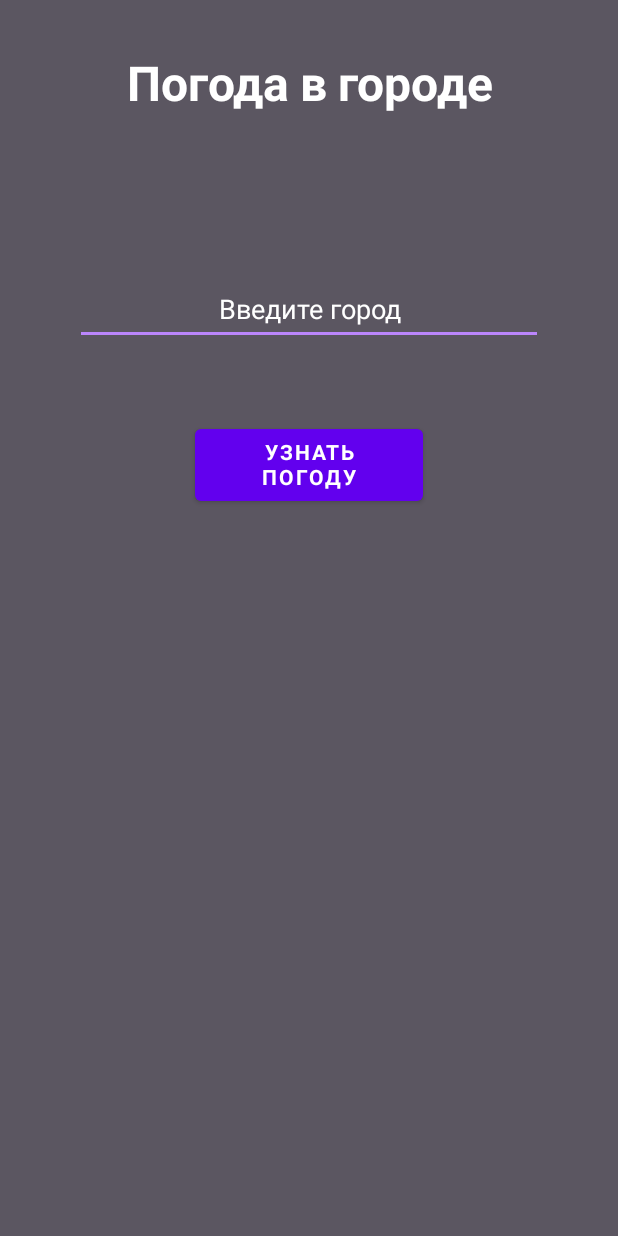
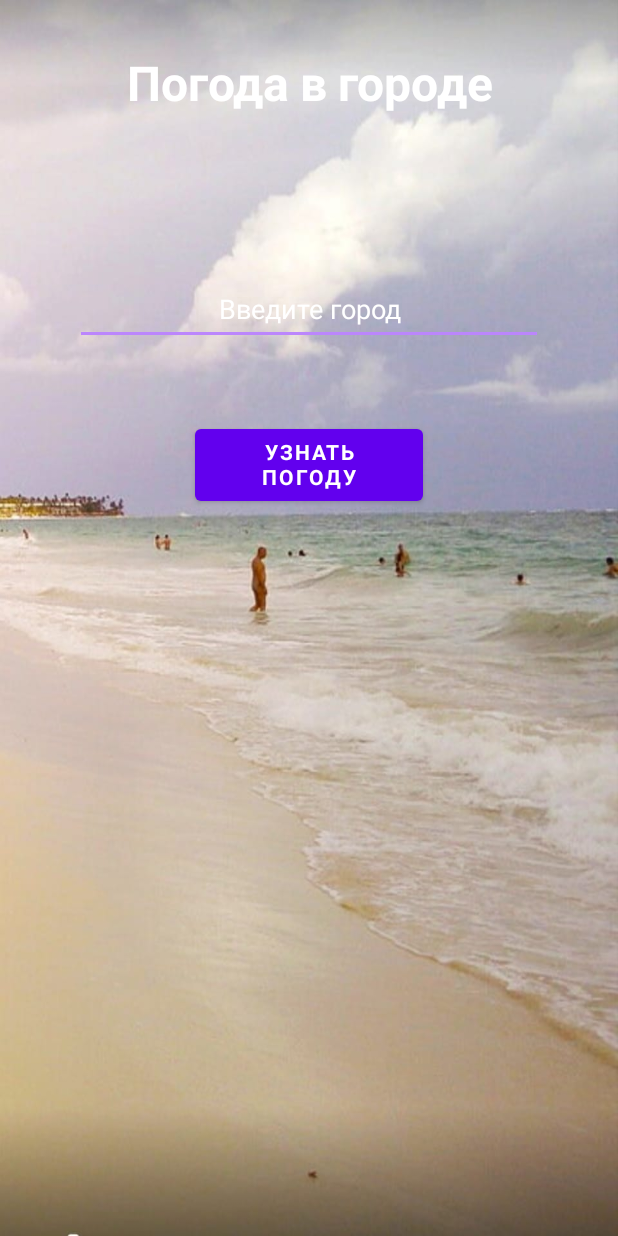
Before and after one commit to vyntyk/My_Weather, an Android app: the screen it shows after launch (MainActivity), on a phone screen of 412 x 824 dp. Run offline under Robolectric (Android 15) with nearby library versions, the phone set to English and light mode, and no system bars.

Commit message:
background

```diff
--- a/app/src/main/res/layout/activity_main.xml
+++ b/app/src/main/res/layout/activity_main.xml
@@ -3,7 +3,7 @@
     xmlns:android="http://schemas.android.com/apk/res/android"
     xmlns:app="http://schemas.android.com/apk/res-auto"
     xmlns:tools="http://schemas.android.com/tools"
-    android:background="#5B5661"
+    android:background="@drawable/foto3"
     android:layout_width="match_parent"
     android:layout_height="match_parent"
     tools:context=".MainActivity">
```
Also changed, not shown: app/src/main/res/drawable-v24/Fire.png (added), app/src/main/res/drawable-v24/foto3.jpeg (added).
